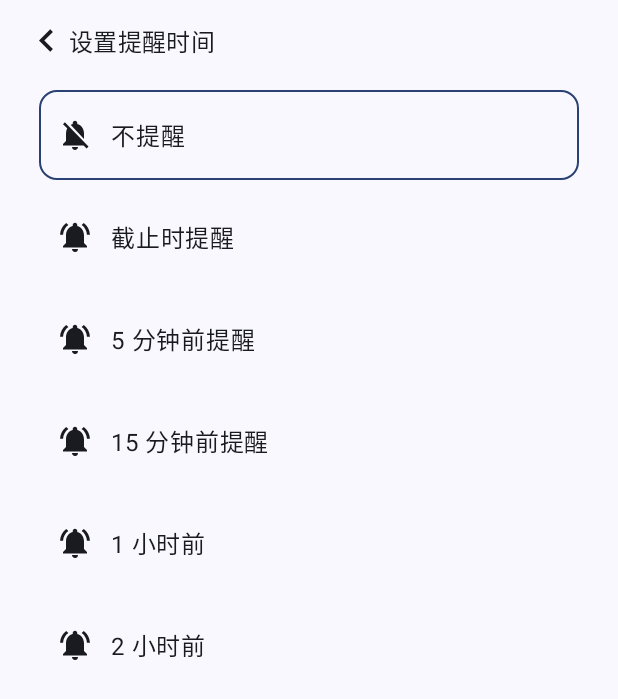
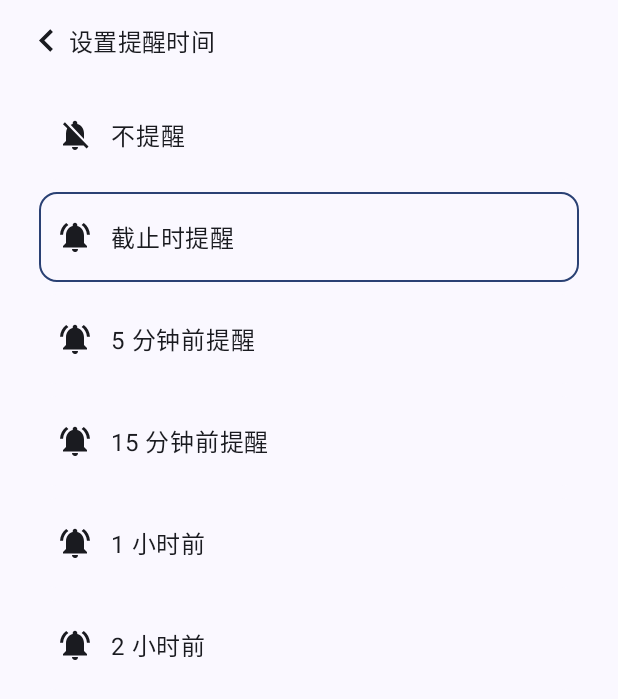
Before and after one commit to codedrink5154/todoapp, an Android app built with Jetpack Compose: the composable ShowRemindSet shown on its own in the app's theme, after a tap on "截止时提醒", on a phone screen of 412 x 824 dp. Shown: the top 699 px of the screen. Run offline under Robolectric (Android 15) with nearby library versions, the phone set to English and light mode, and no system bars; libraries missing offline, so code that uses them is left out: com.sun.org, java.util, javax.swing.border.

Commit message:
feat(TodoTaskEdit): 添加实际的提醒时间选择

```diff
--- a/app/src/main/java/io/github/codedrink5154/todoapp/ui/screen/TodoListScreen.kt
+++ b/app/src/main/java/io/github/codedrink5154/todoapp/ui/screen/TodoListScreen.kt
@@ -425,9 +425,9 @@ fun EditTimeRow(label: String, value: Any?, onEdit: () -> Unit) {
     /* 显示的时间 */
     val time: String = when (value) {
         null -> "无时间"
-        is Int -> value.toString()
+        is Int -> if (value != 0) "$value 分钟前" else "截止时提醒"
         is Long -> (instantToDateTime(longToInstant(value))).toStringZHCN()
-        else -> "似乎出现错误啦~"
+        else -> "没见过的情况，似乎出现错误啦~"
     }
 
     Column {
@@ -658,7 +658,7 @@ fun ShowRemindSet(goBack: () -> Unit, viewModel: TodoViewModel = viewModel()) {
 
         Surface(
             modifier = Modifier.height(60.dp).padding(horizontal = 10.dp).fillMaxWidth()
-                .clickable {/* TODO: 选择某个时间 */ },
+                .clickable { viewModel.updateRemind(timeBefore) },
             shape = RoundedCornerShape(20),
             color = MaterialTheme.colorScheme.surface,
             border = if (highlight) BorderStroke(1.dp, MaterialTheme.colorScheme.primary) else null
@@ -721,5 +721,6 @@ fun ShowRemindSet(goBack: () -> Unit, viewModel: TodoViewModel = viewModel()) {
         TimeSetRow(15)
         TimeSetRow(60)
         TimeSetRow(120)
+        Spacer(Modifier.height(4.dp))
     }
 }
```
